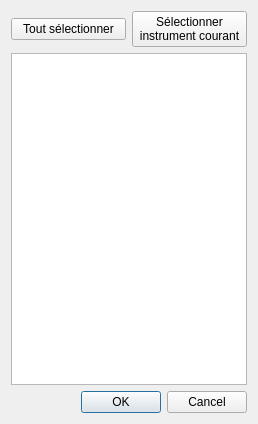
Before: the Qt Designer form trunk/tools/dialog_selectitems.ui in davy7125/polyphone, drawn with Qt 5.
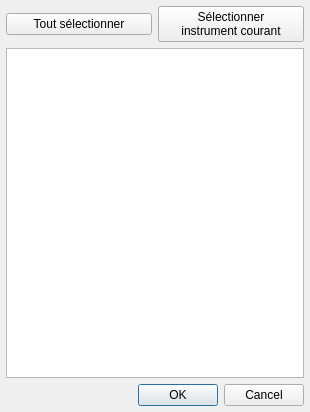
After: the same form once the commit is applied. Icons and pictures are not drawn.

```diff
--- a/trunk/tools/dialog_selectitems.ui
+++ b/trunk/tools/dialog_selectitems.ui
@@ -9,8 +9,8 @@
    <rect>
     <x>0</x>
     <y>0</y>
-    <width>258</width>
-    <height>424</height>
+    <width>310</width>
+    <height>412</height>
    </rect>
   </property>
   <property name="windowTitle">
@@ -20,17 +20,23 @@
    <iconset resource="../ressources.qrc">
     <normaloff>:/icones/icon</normaloff>:/icones/icon</iconset>
   </property>
-  <layout class="QVBoxLayout" name="verticalLayout">
-   <item>
-    <layout class="QHBoxLayout" name="horizontalLayout">
-     <item>
-      <widget class="QPushButton" name="pushSelectAll">
-       <property name="text">
-        <string>Tout sélectionner</string>
-       </property>
-      </widget>
-     </item>
-     <item>
+  <layout class="QGridLayout" name="gridLayout">
+   <property name="leftMargin">
+    <number>6</number>
+   </property>
+   <property name="topMargin">
+    <number>6</number>
+   </property>
+   <property name="rightMargin">
+    <number>6</number>
+   </property>
+   <property name="bottomMargin">
+    <number>6</number>
+   </property>
+   <property name="spacing">
+    <number>6</number>
+   </property>
+   <item row="0" column="1">
       <widget class="QPushButton" name="pushSelectCurrent">
        <property name="text">
         <string>Sélectionner
@@ -38,12 +44,17 @@
        </property>
       </widget>
      </item>
-    </layout>
+   <item row="0" column="0">
+    <widget class="QPushButton" name="pushSelectAll">
+     <property name="text">
+      <string>Tout sélectionner</string>
+     </property>
+    </widget>
    </item>
-   <item>
+   <item row="1" column="0" colspan="2">
     <widget class="QListWidget" name="listWidget"/>
    </item>
-   <item>
+   <item row="2" column="0" colspan="2">
     <widget class="QDialogButtonBox" name="buttonBox">
      <property name="orientation">
       <enum>Qt::Horizontal</enum>
```
Left out of the diff: 2 changed lines with no effect on the pictures. Lines whose indentation alone changed are shown as unchanged.
